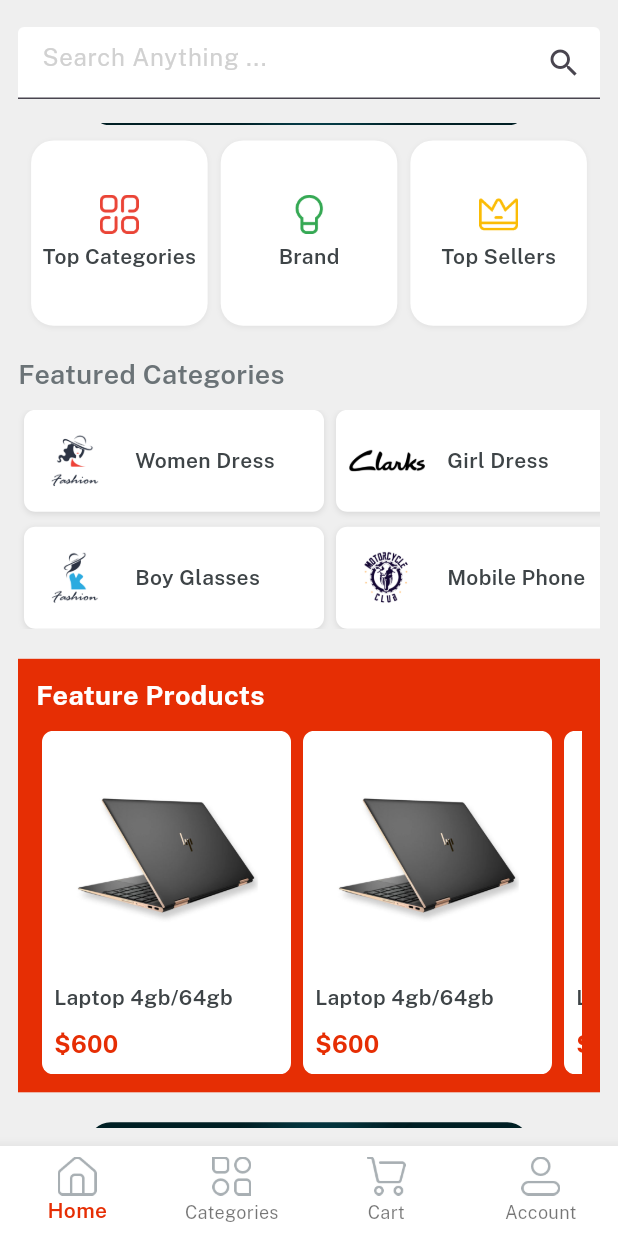
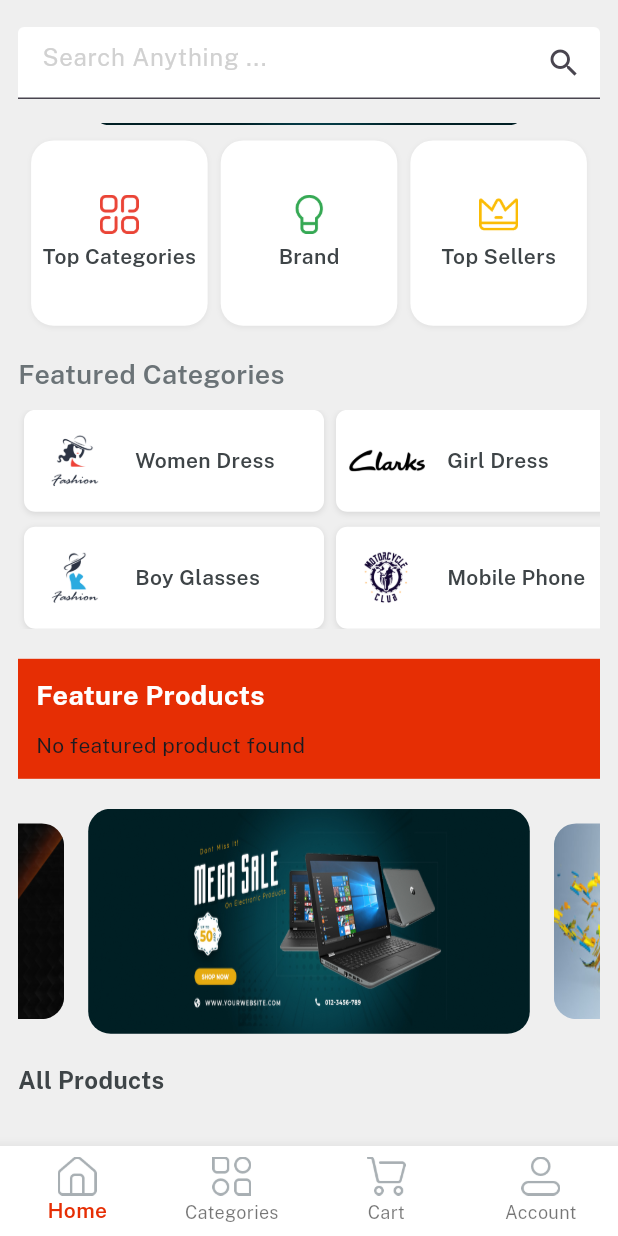
Before and after one commit to AbirHasanShuvo/seed_haven, a Flutter app: the screen it shows once a user with an empty profile is signed in, scrolled down 442 dp, on a phone screen of 412 x 824 dp. Run offline on Flutter 3.47's test engine with Material 3 defaults, Android fonts, the light colour scheme and no system bars; drawn by our look-alikes of velocity_x; our stand-ins replace cloud_firestore, firebase_auth, firebase_core, firebase_storage, get, image_picker; accounts and stored records are empty.

Commit message:
searchbox complete with some feature products

```diff
--- a/lib/controllers/home_controller.dart
+++ b/lib/controllers/home_controller.dart
@@ -1,9 +1,12 @@
+import 'package:flutter/cupertino.dart';
 import 'package:get/get.dart';
 import 'package:seed_haven/consts/consts.dart';
 
 class HomeController extends GetxController {
   var currentNavIndex = 0.obs;
   var username = '';
+
+  var searchController = TextEditingController();
 
   getUsername() async {
     var n = await firestore
--- a/lib/services/firestore_services.dart
+++ b/lib/services/firestore_services.dart
@@ -90,4 +90,22 @@ class FirestoreServices {
   static allProducts() {
     return firestore.collection(productsCollection).snapshots();
   }
+
+  //all product whoose feature  == true
+
+  static getFeatureProducts() {
+    return firestore
+        .collection(productsCollection)
+        .where('is_featured', isEqualTo: true)
+        .get();
+
+    //when you used it on future builder then you have to used .get() / not snapshot()
+  }
+
+  static searchProducts(title) {
+    return firestore
+        .collection(productsCollection)
+        .where('p_name', isLessThanOrEqualTo: title)
+        .get();
+  }
 }
--- a/lib/views/category_screen/item_details.dart
+++ b/lib/views/category_screen/item_details.dart
@@ -14,7 +14,7 @@ class ItemDetails extends StatelessWidget {
 
   @override
   Widget build(BuildContext context) {
-    var controller = Get.find<ProductController>();
+    var controller = Get.put(ProductController());
     return WillPopScope(
       onWillPop: () async {
         controller.resetValues();
--- a/lib/views/home_screen/home_screen.dart
+++ b/lib/views/home_screen/home_screen.dart
@@ -3,9 +3,11 @@ import 'package:flutter/material.dart';
 import 'package:get/get.dart';
 import 'package:seed_haven/consts/consts.dart';
 import 'package:seed_haven/consts/list.dart';
+import 'package:seed_haven/controllers/home_controller.dart';
 import 'package:seed_haven/services/firestore_services.dart';
 import 'package:seed_haven/views/category_screen/item_details.dart';
 import 'package:seed_haven/views/home_screen/components/feature_button.dart';
+import 'package:seed_haven/views/home_screen/search_screen.dart';
 import 'package:seed_haven/widgets_common/home_button.dart';
 import 'package:seed_haven/widgets_common/loading_indicator.dart';
 
@@ -14,6 +16,7 @@ class HomeScreen extends StatelessWidget {
 
   @override
   Widget build(BuildContext context) {
+    var controller = Get.find<HomeController>();
     return Container(
       color: lightGrey,
       padding: const EdgeInsets.all(12),
@@ -27,12 +30,19 @@ class HomeScreen extends StatelessWidget {
               height: 60,
               color: lightGrey,
               child: TextFormField(
-                decoration: const InputDecoration(
-                    suffixIcon: Icon(Icons.search),
+                controller: controller.searchController,
+                decoration: InputDecoration(
+                    suffixIcon: const Icon(Icons.search).onTap(() {
+                      if (controller.searchController.text.isNotEmpty) {
+                        Get.to(() => SearchScreen(
+                              title: controller.searchController.text,
+                            ));
+                      }
+                    }),
                     filled: true,
                     fillColor: whiteColor,
                     hintText: searchAnything,
-                    hintStyle: TextStyle(color: textfieldGrey)),
+                    hintStyle: const TextStyle(color: textfieldGrey)),
               ),
             ),
             10.heightBox,
@@ -166,30 +176,47 @@ class HomeScreen extends StatelessWidget {
                           SingleChildScrollView(
                             scrollDirection: Axis.horizontal,
                             physics: const BouncingScrollPhysics(),
-                            child: Row(
+                            child: FutureBuilder(
+                              future: FirestoreServices.getFeatureProducts(),
+                              builder: (BuildContext context,
+                                  AsyncSnapshot<QuerySnapshot> snapshot) {
+                                if (!snapshot.hasData) {
+                                  return Center(
+                                    child: loadingIndicator(),
+                                  );
+                                } else if (snapshot.data!.docs.isEmpty) {
+                                  return Center(
+                                    child:
+                                        "No featured product found".text.make(),
+                                  );
+                                } else {
+                                  var featureData = snapshot.data!.docs;
+                                  return Row(
                                     children: List.generate(
-                                  6,
+                                        featureData.length,
                                         (index) => Column(
                                               crossAxisAlignment:
                                                   CrossAxisAlignment.start,
                                               children: [
-                                          Image.asset(
-                                            imgP1,
+                                                Image.network(
+                                                  featureData[index]['p_imgs']
+                                                      [0],
                                                   width: 150,
+                                                  height: 130,
                                                   fit: BoxFit.cover,
                                                 ),
                                                 10.heightBox,
-                                          const Text(
-                                            "Laptop 4gb/64gb",
-                                            style: TextStyle(
+                                                Text(
+                                                  featureData[index]['p_name'],
+                                                  style: const TextStyle(
                                                     fontFamily: semibold,
                                                     color: darkFontGrey,
                                                   ),
                                                 ),
                                                 10.heightBox,
-                                          const Text(
-                                            '\$600',
-                                            style: TextStyle(
+                                                Text(
+                                                  featureData[index]['p_price'],
+                                                  style: const TextStyle(
                                                       color: redColor,
                                                       fontFamily: bold,
                                                       fontSize: 16),
@@ -199,10 +226,21 @@ class HomeScreen extends StatelessWidget {
                                                 .box
                                                 .white
                                                 .roundedSM
-                                          .padding(const EdgeInsets.all(8))
-                                          .margin(const EdgeInsets.symmetric(
+                                                .padding(
+                                                    const EdgeInsets.all(8))
+                                                .margin(
+                                                    const EdgeInsets.symmetric(
                                                         horizontal: 4))
-                                          .make()),
+                                                .make()
+                                                .onTap(() {
+                                              Get.to(() => ItemDetails(
+                                                  title: featureData[index]
+                                                      ['p_name'],
+                                                  data: featureData[index]));
+                                            })),
+                                  );
+                                }
+                              },
                             ),
                           )
                         ],
@@ -299,7 +337,8 @@ class HomeScreen extends StatelessWidget {
                                     .make()
                                     .onTap(() {
                                   Get.to(() => ItemDetails(
-                                      title: "${allproductdata[index]['p_name']}",
+                                      title:
+                                          "${allproductdata[index]['p_name']}",
                                       data: allproductdata[index]));
                                 });
                               },
```
Also changed, not shown: lib/views/home_screen/components/feature_button.dart (+6 -1 lines), lib/views/home_screen/search_screen.dart (added, +95 -0 lines). Lines whose indentation alone changed are shown as unchanged.
